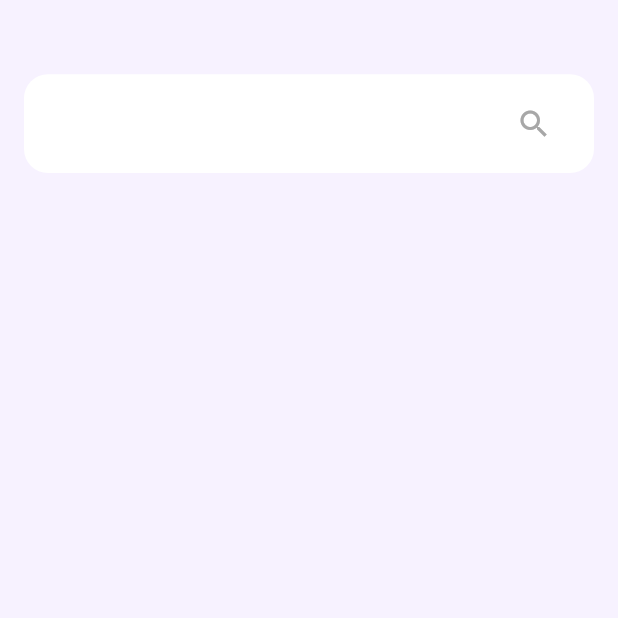
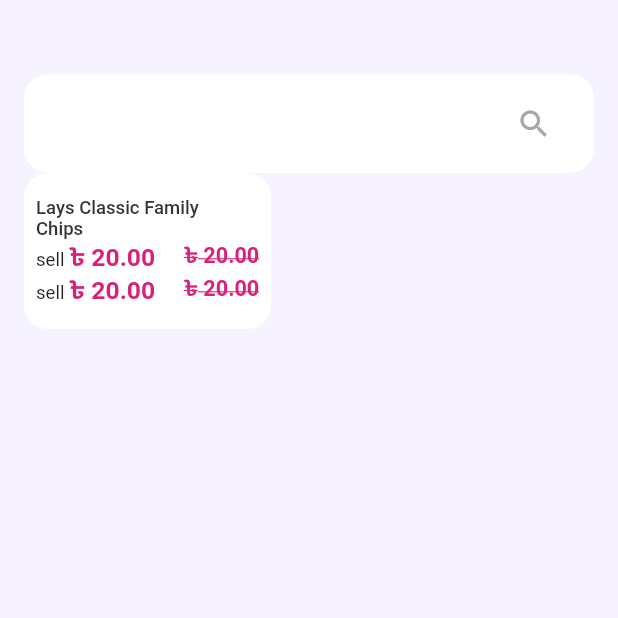
Before and after one commit to SyedMahamudulHasan/search_products, a Flutter app: the screen it shows after launch, on a phone screen of 412 x 824 dp, the top half of it. Run offline on Flutter 3.47's test engine with Material 2 defaults, Android fonts, the phone set to English and light mode, and no system bars; our stand-ins replace dio; Roboto replaces fonts that are missing (baloo da2, poppins).

Commit message:
created product card widget

```diff
--- a/lib/view/search_screen.dart
+++ b/lib/view/search_screen.dart
@@ -44,6 +44,7 @@ class _SearchScreenState extends State<SearchScreen> {
         child: Column(
           crossAxisAlignment: CrossAxisAlignment.start,
           children: [
+            //search field
             Container(
               height: size.height * 0.08,
               width: size.width,
@@ -68,10 +69,74 @@ class _SearchScreenState extends State<SearchScreen> {
                   },
                 ),
               ),
-            )
+            ),
+            //products
+            productCardWidget(size)
           ],
         ),
       ),
     );
   }
+
+  Container productCardWidget(Size size) {
+    return Container(
+            width: size.width*0.4,
+            padding: const EdgeInsets.symmetric(horizontal: 8, vertical: 16),
+            decoration: BoxDecoration(
+              borderRadius: BorderRadius.circular(16),
+              color: Colors.white,
+            ),
+            child: Column(
+              crossAxisAlignment: CrossAxisAlignment.start,
+              children: [
+                // Center(
+                //   child: Image.network(""),
+                // )
+                //product name and type
+                DefaultTextStyle(
+                  style: TextStyle(
+                    fontFamily: "poppins", color: const Color(0xff323232), fontWeight: FontWeight.w500, fontSize: size.width*0.03,) ,
+                    child: Column(
+                      crossAxisAlignment: CrossAxisAlignment.start,
+                      children: [
+                  Text("Lays Classic Family",),
+                  Text("Chips", style: TextStyle(),),
+                ],
+                ),
+                ),
+                //poduct price
+            Row(
+              mainAxisAlignment: MainAxisAlignment.spaceBetween,
+              children: [
+                priceTextWidget(size: size, color: const Color(0xffda2079)),
+                 Text('৳ 20.00', style: TextStyle(color: const Color(0xffda2079), fontWeight: FontWeight.w600, decoration: TextDecoration.lineThrough,fontSize: size.width*0.035),)
+              ],
+            ),
+            Row(
+              mainAxisAlignment: MainAxisAlignment.spaceBetween,
+              children: [
+                priceTextWidget(size: size, color: const Color(0xffda2079)),
+                 Text('৳ 20.00', style: TextStyle(color: const Color(0xffda2079), fontWeight: FontWeight.w600, decoration: TextDecoration.lineThrough,fontSize: size.width*0.035),)
+              ],
+            ),
+
+              ],
+            ),
+          );
+  }
+
+  Widget priceTextWidget({size, color = const Color(0xffda2079)}) {
+    return  Text.rich(
+  TextSpan(
+  children: [
+    TextSpan(text: 'sell ', style: TextStyle(fontSize: size.width*0.03, fontFamily: "baloo da2", fontWeight: FontWeight.w400,)),
+    TextSpan(
+      text: '৳ 20.00',
+      style: TextStyle(fontWeight: FontWeight.w700, fontSize: size.width*0.04, color: color,),
+    ),
+  ],
+)
+
+);
+  }
 }
```
